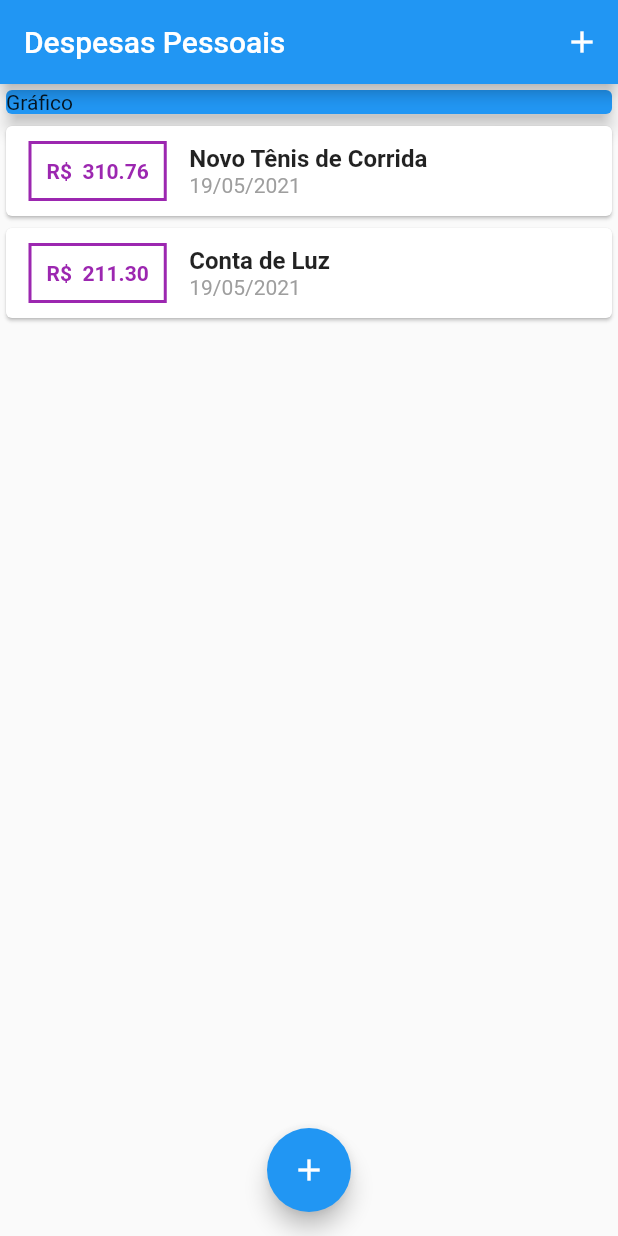
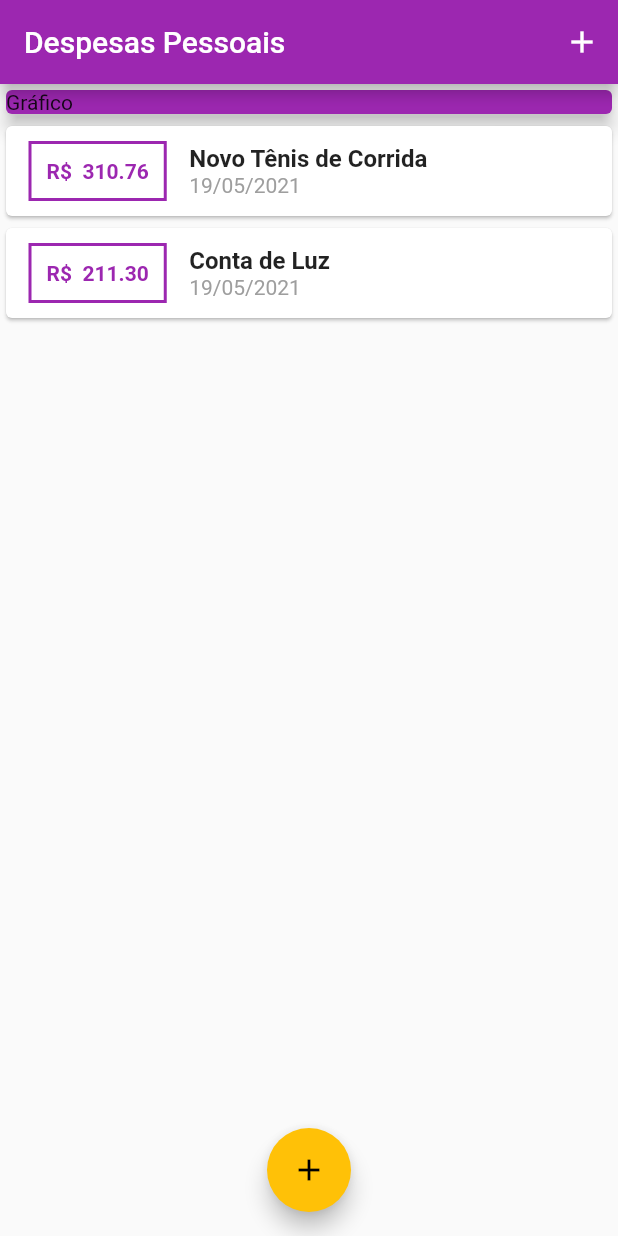
Before and after one commit to henriqdsvlima/hmexpenses, a Flutter app: the screen it shows after launch, on a phone screen of 412 x 824 dp. Run offline on Flutter 3.47's test engine with Material 2 defaults, Android fonts, the phone set to English and light mode, and no system bars.

Commit message:
novas features

```diff
--- a/hmexpenses/lib/components/transaction_list.dart
+++ b/hmexpenses/lib/components/transaction_list.dart
@@ -24,10 +24,11 @@ class TransactionList extends StatelessWidget {
                       vertical: 10,
                     ),
                     decoration: BoxDecoration(
-                        border: Border.all(
-                      color: Colors.purple,
-                      width: 2,
-                    )),
+                      border: Border.all(
+                        color: Theme.of(context).primaryColor,
+                        width: 2,
+                      ),
+                    ),
                     padding: EdgeInsets.all(10),
                     child: Text(
                       'R\$  ${tr.value.toStringAsFixed(2)}',
--- a/hmexpenses/lib/main.dart
+++ b/hmexpenses/lib/main.dart
@@ -15,6 +15,10 @@ class HmExpenses extends StatelessWidget {
     return MaterialApp(
       debugShowCheckedModeBanner: false,
       home: MyHomePage(),
+      theme: ThemeData(
+        primarySwatch: Colors.purple,
+        accentColor: Colors.amber[500],
+      ),
     );
   }
 }
@@ -51,6 +55,8 @@ class _MyHomePageState extends State<MyHomePage> {
     setState(() {
       _transactions.add(newTransaction);
     });
+
+    Navigator.of(context).pop();
   }
 
   _openTransactionFormModal(BuildContext context) {
@@ -79,7 +85,7 @@ class _MyHomePageState extends State<MyHomePage> {
           children: <Widget>[
             Container(
               child: Card(
-                color: Colors.blue,
+                color: Theme.of(context).primaryColor,
                 child: Text('Gráfico'),
                 elevation: 5,
               ),
```
